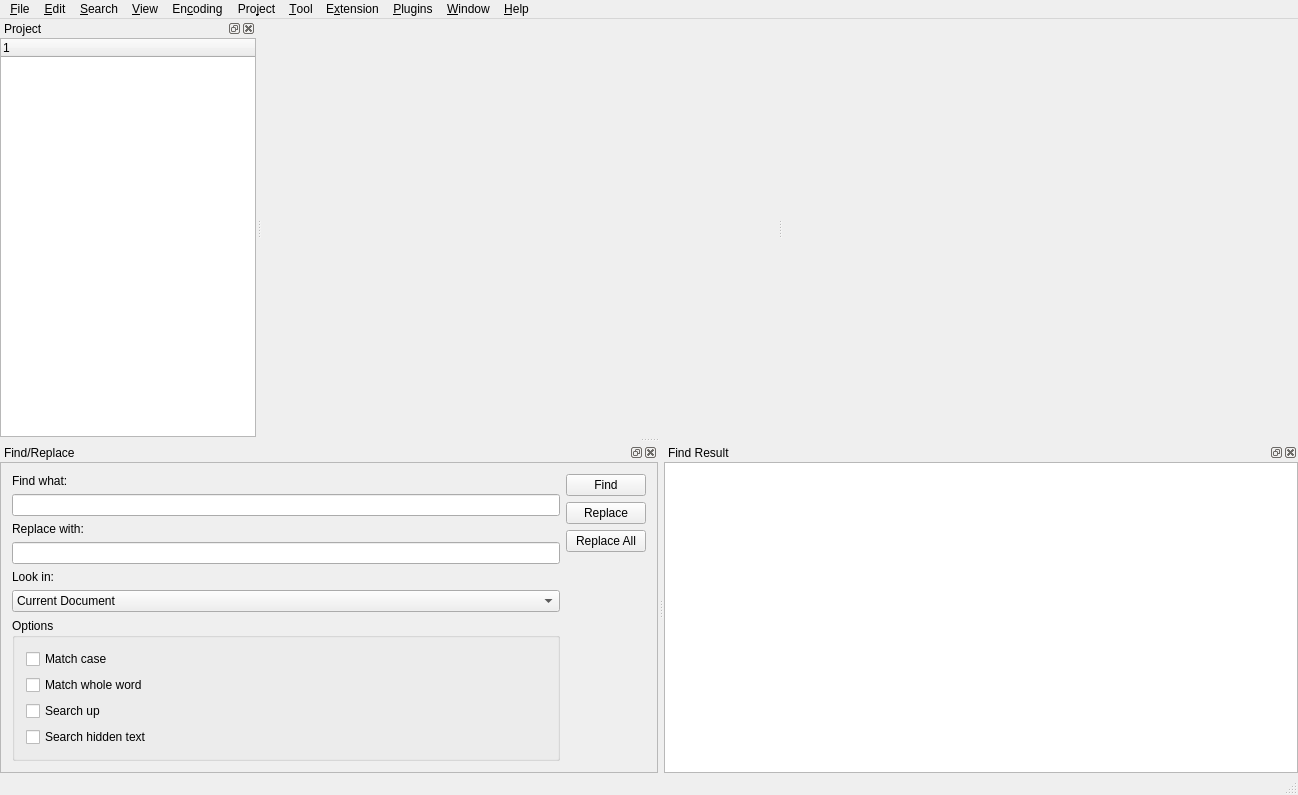
missdeer/ainesmile, file src/ainesmile/mainwindow.ui: the form before one commit.
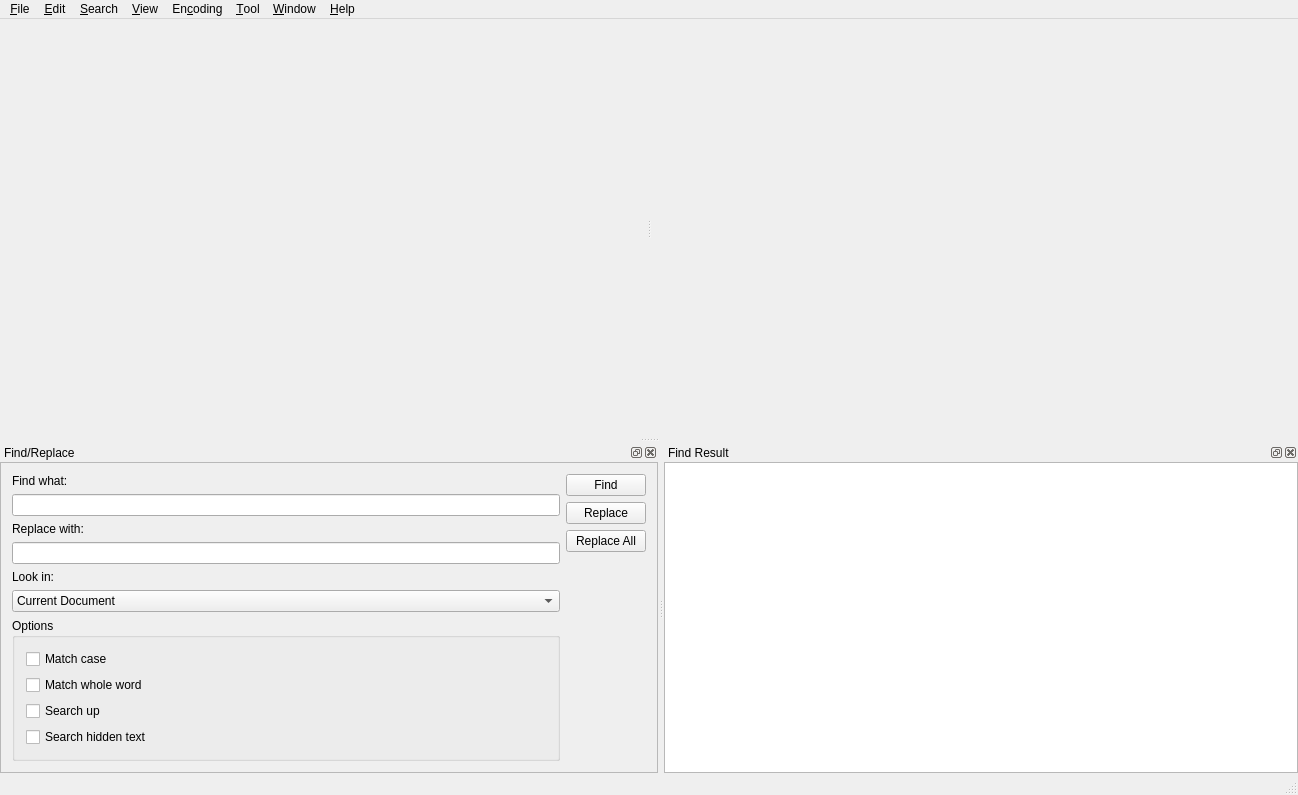
The form after the commit. Icons and pictures are not drawn. Custom widgets are drawn as their Qt base class.

Diff of the .ui file:
```diff
--- a/src/ainesmile/mainwindow.ui
+++ b/src/ainesmile/mainwindow.ui
@@ -361,36 +361,6 @@
     <addaction name="separator"/>
     <addaction name="actionFindCharactersInRange"/>
    </widget>
-   <widget class="QMenu" name="menuExtension">
-    <property name="title">
-     <string>E&amp;xtension</string>
-    </property>
-    <widget class="QMenu" name="menuMacros">
-     <property name="title">
-      <string>Macros</string>
-     </property>
-     <addaction name="actionStartRecording"/>
-     <addaction name="actionAbortRecording"/>
-     <addaction name="separator"/>
-     <addaction name="actionSaveLastRecording"/>
-     <addaction name="actionReplayLastRecording"/>
-    </widget>
-    <widget class="QMenu" name="menuExtensionEditor">
-     <property name="title">
-      <string>Extension Editor</string>
-     </property>
-     <addaction name="actionShowExtensionEditor"/>
-     <addaction name="separator"/>
-     <addaction name="actionEditCommands"/>
-     <addaction name="actionEditSnippets"/>
-     <addaction name="separator"/>
-     <addaction name="actionReloadExtensions"/>
-    </widget>
-    <addaction name="actionSelectExtensionItem"/>
-    <addaction name="separator"/>
-    <addaction name="menuMacros"/>
-    <addaction name="menuExtensionEditor"/>
-   </widget>
    <widget class="QMenu" name="menuView">
     <property name="title">
      <string>&amp;View</string>
@@ -469,15 +439,6 @@
      <string>&amp;Tool</string>
     </property>
     <addaction name="actionPreferences"/>
-    <addaction name="separator"/>
-    <addaction name="actionExternalTools"/>
-    <addaction name="actionLanguage"/>
-   </widget>
-   <widget class="QMenu" name="menuPlugins">
-    <property name="title">
-     <string>&amp;Plugins</string>
-    </property>
-    <addaction name="actionPluginManager"/>
    </widget>
    <widget class="QMenu" name="menuWindow">
     <property name="title">
@@ -487,60 +448,16 @@
     <addaction name="actionCloseAllDocuments"/>
     <addaction name="separator"/>
    </widget>
-   <widget class="QMenu" name="menuProject">
-    <property name="title">
-     <string>Pro&amp;ject</string>
-    </property>
-    <addaction name="actionNewProject"/>
-    <addaction name="actionOpenProject"/>
-    <addaction name="actionCloseProject"/>
-   </widget>
    <addaction name="menuFile"/>
    <addaction name="menuEdit"/>
    <addaction name="menuSearch"/>
    <addaction name="menuView"/>
    <addaction name="menuEncoding"/>
-   <addaction name="menuProject"/>
    <addaction name="menuTool"/>
-   <addaction name="menuExtension"/>
-   <addaction name="menuPlugins"/>
    <addaction name="menuWindow"/>
    <addaction name="menuHelp"/>
   </widget>
   <widget class="QStatusBar" name="statusBar"/>
-  <widget class="QDockWidget" name="dockProject">
-   <property name="windowTitle">
-    <string>Project</string>
-   </property>
-   <attribute name="dockWidgetArea">
-    <number>1</number>
-   </attribute>
-   <widget class="QWidget" name="dockWidgetContents">
-    <layout class="QVBoxLayout" name="verticalLayout_2">
-     <property name="leftMargin">
-      <number>0</number>
-     </property>
-     <property name="topMargin">
-      <number>0</number>
-     </property>
-     <property name="rightMargin">
-      <number>0</number>
-     </property>
-     <property name="bottomMargin">
-      <number>0</number>
-     </property>
-     <item>
-      <widget class="QTreeWidget" name="treeWidget">
-       <column>
-        <property name="text">
-         <string notr="true">1</string>
-        </property>
-       </column>
-      </widget>
-     </item>
-    </layout>
-   </widget>
-  </widget>
   <widget class="QDockWidget" name="dockFindReplace">
    <property name="windowTitle">
     <string>Find/Replace</string>
```
Left out of the diff: 708 changed lines with no effect on the pictures.
